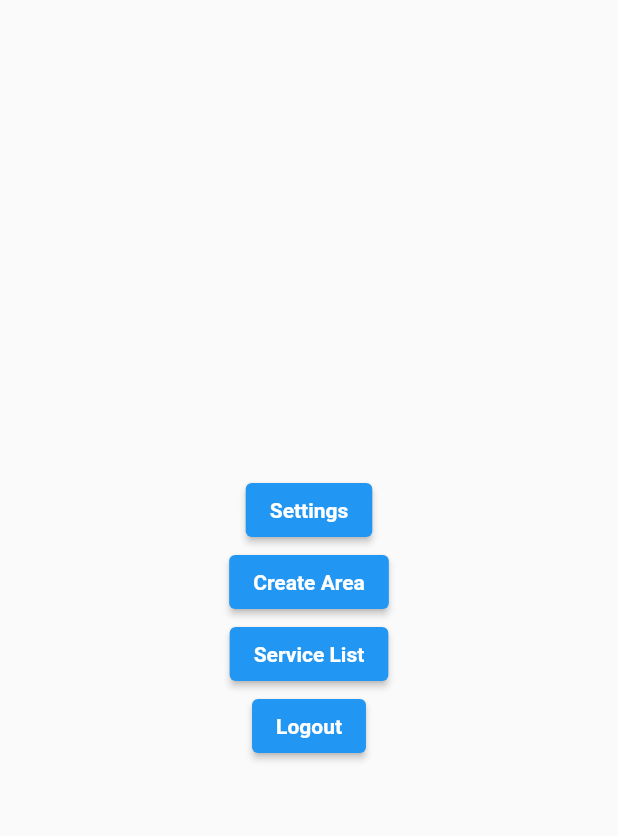
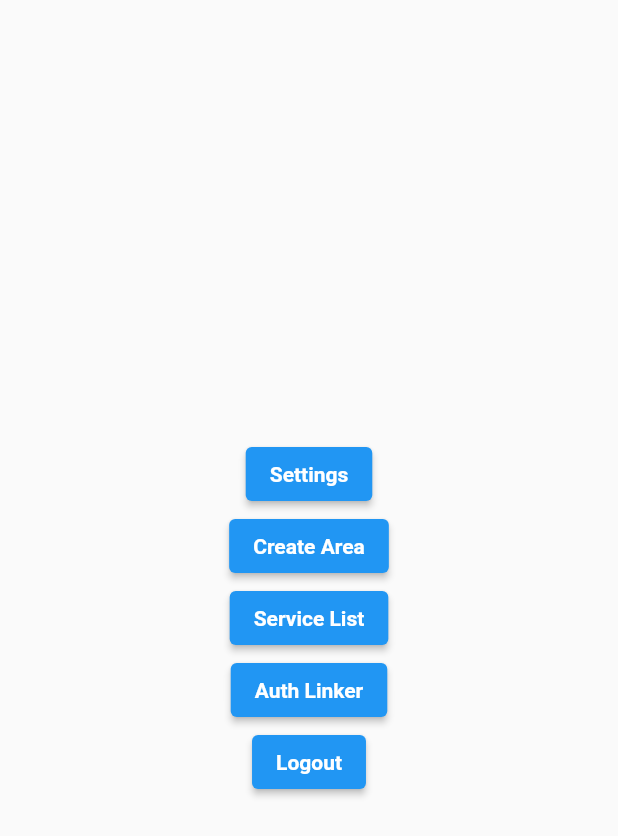
Before and after one commit to Epitech-Nantes-Tek3/A-equals-l-squared, a Flutter app: the HomePage screen opened by its route, on a phone screen of 412 x 824 dp. Shown: the top 836 px of the screen. Run offline on Flutter 3.47's test engine with Material 2 defaults, Android fonts, the phone set to English and light mode, and no system bars; our stand-ins replace go_router, google_sign_in; accounts and stored records are empty.

Commit message:
Add AuthBox class and create a google one #97

```diff
--- a/application/app_code/lib/pages/auth_linker/auth_linker_state.dart
+++ b/application/app_code/lib/pages/auth_linker/auth_linker_state.dart
@@ -1,9 +1,14 @@
 import 'package:flutter/material.dart';
 
 import '../home/home_functional.dart';
+import 'auth_linker_functional.dart';
 import 'auth_linker_page.dart';
 
 class AuthLinkerPageState extends State<AuthLinkerPage> {
+
+  Widget displayAuthBox(AuthBox auth) {
+    return const Text('An Auth box');
+  }
 
   @override
   Widget build(BuildContext context) {
--- a/application/app_code/lib/pages/home/home_state.dart
+++ b/application/app_code/lib/pages/home/home_state.dart
@@ -6,6 +6,7 @@ import 'package:application/pages/settings/settings_functional.dart';
 import 'package:application/pages/update_area/update_area_functional.dart';
 import 'package:flutter/material.dart';
 
+import '../auth_linker/auth_linker_functional.dart';
 import '../login/login_page.dart';
 import 'home_page.dart';
 
@@ -82,6 +83,15 @@ class HomePageState extends State<HomePage> {
               child: const Text('Service List'),
             ),
             ElevatedButton(
+              key: const Key('HomeAuthListerButton'),
+              onPressed: () {
+                setState(() {
+                  goToAuthLinkerPage(context);
+                });
+              },
+              child: const Text('Auth Linker'),
+            ),
+            ElevatedButton(
               key: const Key('HomeLogoutButton'),
               onPressed: () {
                 setState(() {
```
Also changed, not shown: application/app_code/lib/pages/auth_linker/auth_linker_functional.dart (+23 -1 lines).
